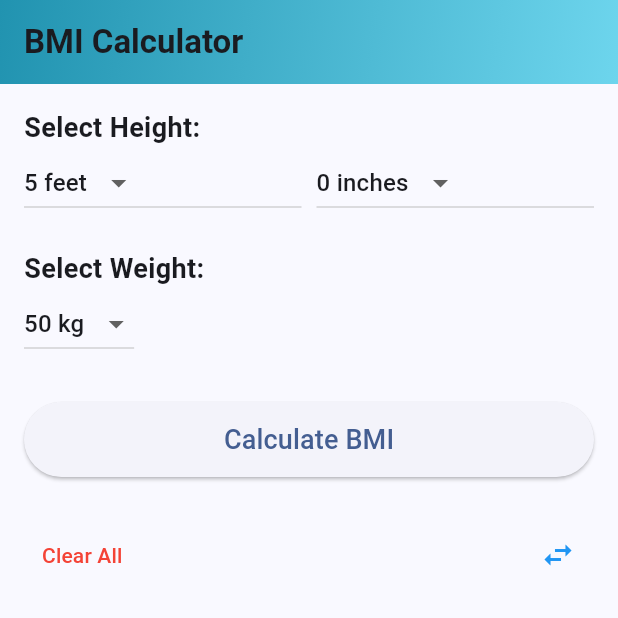
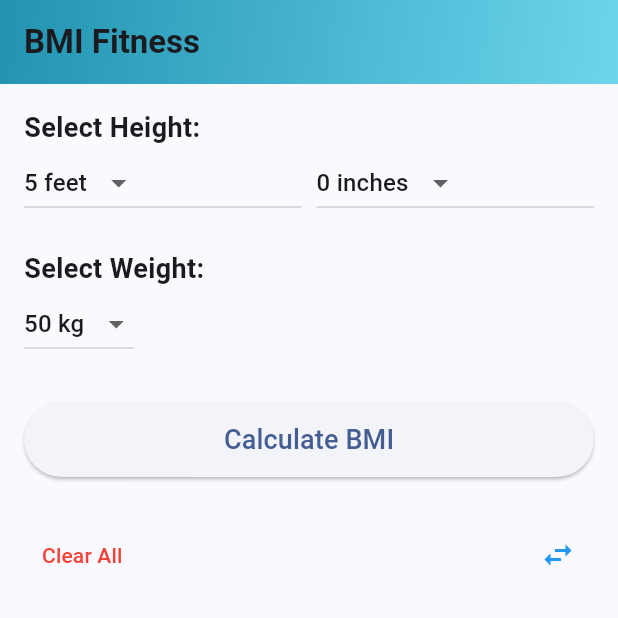
Before and after one commit to TheDharmarajsinh/BMI-Fitness, a Flutter app: the screen it shows after launch, on a phone screen of 412 x 824 dp, the top half of it. Run offline on Flutter 3.47's test engine with Material 3 defaults, Android fonts, the phone set to English and light mode, and no system bars; our stand-ins replace fl_chart, sqflite; accounts and stored records are empty.

Commit message:
Update home_screen.dart

```diff
--- a/lib/screens/home_screen.dart
+++ b/lib/screens/home_screen.dart
@@ -206,7 +206,7 @@ class _HomeScreenState extends State<HomeScreen> with TickerProviderStateMixin {
   Widget build(BuildContext context) {
     return Scaffold(
       appBar: AppBar(
-        title: const Text('BMI Calculator',style: TextStyle(fontWeight: FontWeight.w600)),
+        title: const Text('BMI Fitness',style: TextStyle(fontWeight: FontWeight.w600)),
         flexibleSpace: Container(
           decoration: const BoxDecoration(
             gradient: LinearGradient(
```
